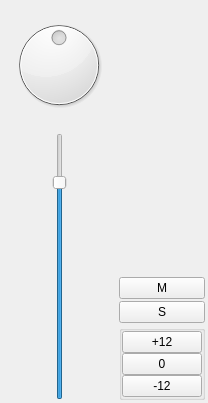
First picture: the form in Client/src/gui/BaseTrackView.ui, repository Ezeer/JomTobo, before the edit.
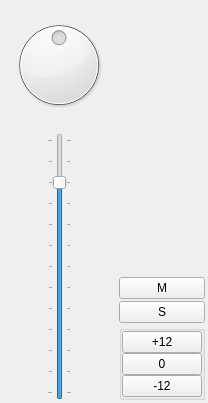
Second picture: the form after the edit. Custom widgets are drawn as their Qt base class.

Patch:
```diff
--- a/Client/src/gui/BaseTrackView.ui
+++ b/Client/src/gui/BaseTrackView.ui
@@ -107,10 +107,10 @@
             <enum>Qt::Vertical</enum>
            </property>
            <property name="tickPosition">
-            <enum>QSlider::NoTicks</enum>
+            <enum>QSlider::TicksBothSides</enum>
            </property>
            <property name="tickInterval">
-            <number>0</number>
+            <number>10</number>
            </property>
           </widget>
          </item>
```
